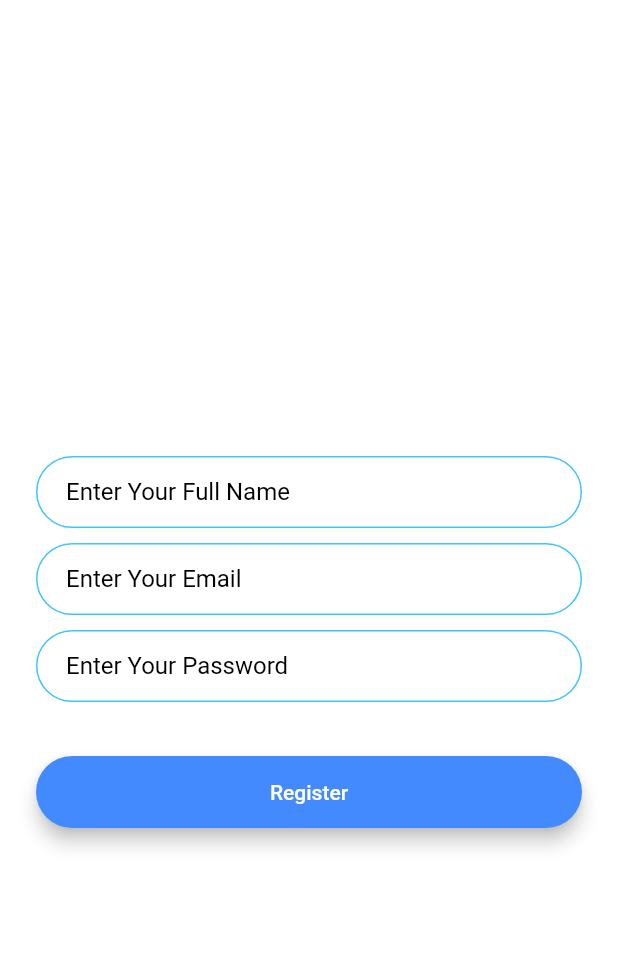
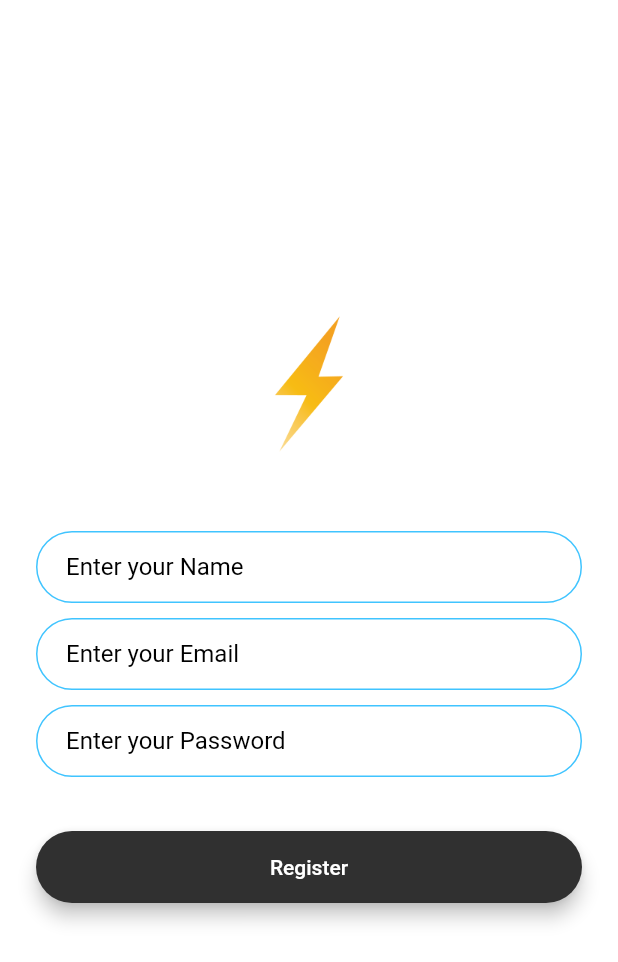
Before and after one commit to Shahabmustafa/Flash-Chat-App, a Flutter app: the screen it shows after launch, after a tap on "Register", on a phone screen of 412 x 824 dp. Shown: the top 962 px of the screen. Run offline on Flutter 3.47's test engine with Material 2 defaults, Android fonts, the phone set to English and light mode, and no system bars; our stand-ins replace animated_text_kit.

Commit message:
Some Code Refector Button and hinttype

```diff
--- a/lib/constants.dart
+++ b/lib/constants.dart
@@ -17,3 +17,25 @@ const kMessageContainerDecoration = BoxDecoration(
     top: BorderSide(color: Colors.lightBlueAccent, width: 2.0),
   ),
 );
+
+
+const kTextFieldDecoration= InputDecoration(
+  hintText: 'Enter Your Full Name',
+  hintStyle: TextStyle(
+    color: Colors.black,
+  ),
+  contentPadding: EdgeInsets.symmetric(horizontal: 20.0, vertical: 10.0),
+  border: OutlineInputBorder(
+    borderRadius: BorderRadius.all(Radius.circular(32.0)),
+  ),
+  enabledBorder: OutlineInputBorder(
+    borderSide:
+    BorderSide(color: Colors.lightBlueAccent, width: 1.0),
+    borderRadius: BorderRadius.all(Radius.circular(32.0)),
+  ),
+  focusedBorder: OutlineInputBorder(
+    borderSide:
+    BorderSide(color: Colors.lightBlueAccent, width: 2.0),
+    borderRadius: BorderRadius.all(Radius.circular(32.0)),
+  ),
+);
--- a/lib/main.dart
+++ b/lib/main.dart
@@ -5,10 +5,11 @@ import 'package:flash_chat/screen/welcome_screen.dart';
 import 'package:flash_chat/screen/chat_page.dart';
 
 void main() {
-  runApp(FlashChat());
+  runApp(const FlashChat());
 }
 
 class FlashChat extends StatelessWidget {
+  const FlashChat({Key? key}) : super(key: key);
 
   @override
   Widget build(BuildContext context) {
--- a/lib/screen/login_page.dart
+++ b/lib/screen/login_page.dart
@@ -1,3 +1,5 @@
+import 'package:flash_chat/constants.dart';
+import 'package:flash_chat/screen/rounded_button.dart';
 import 'package:flash_chat/screen/welcome_screen.dart';
 import 'package:flutter/material.dart';
 
@@ -57,26 +59,7 @@ class _LoginPageState extends State<LoginPage>with SingleTickerProviderStateMixi
               ),
               onChanged: (value){
               },
-              decoration: InputDecoration(
-                hintText: 'Enter Your Email',
-                hintStyle: TextStyle(
-                  color: Colors.black,
-                ),
-                contentPadding: EdgeInsets.symmetric(horizontal: 20.0, vertical: 10.0),
-                border: OutlineInputBorder(
-                  borderRadius: BorderRadius.all(Radius.circular(32.0)),
-                ),
-                enabledBorder: OutlineInputBorder(
-                  borderSide:
-                  BorderSide(color: Colors.lightBlueAccent, width: 1.0),
-                  borderRadius: BorderRadius.all(Radius.circular(32.0)),
-                ),
-                focusedBorder: OutlineInputBorder(
-                  borderSide:
-                  BorderSide(color: Colors.lightBlueAccent, width: 2.0),
-                  borderRadius: BorderRadius.all(Radius.circular(32.0)),
-                ),
-              ),
+              decoration: kTextFieldDecoration.copyWith(hintText: 'Enter your Email'),
             ),
             SizedBox(
               height: 10.0,
@@ -88,45 +71,17 @@ class _LoginPageState extends State<LoginPage>with SingleTickerProviderStateMixi
               ),
               onChanged: (value){
               },
-              decoration: InputDecoration(
-                hintText: 'Enter Your Password',
-                hintStyle: TextStyle(
-                  color: Colors.black,
-                ),
-                contentPadding: EdgeInsets.symmetric(horizontal: 20.0, vertical: 10.0),
-                border: OutlineInputBorder(
-                  borderRadius: BorderRadius.all(Radius.circular(32.0)),
-                ),
-                enabledBorder: OutlineInputBorder(
-                  borderSide:
-                  BorderSide(color: Colors.lightBlueAccent, width: 1.0),
-                  borderRadius: BorderRadius.all(Radius.circular(32.0)),
-                ),
-                focusedBorder: OutlineInputBorder(
-                  borderSide:
-                  BorderSide(color: Colors.lightBlueAccent, width: 2.0),
-                  borderRadius: BorderRadius.all(Radius.circular(32.0)),
-                ),
-              ),
+              decoration: kTextFieldDecoration.copyWith(hintText: 'Enter your Password')
             ),
             SizedBox(
               height: 20.0,
             ),
-            Padding(
-              padding: EdgeInsets.symmetric(vertical: 16.0),
-              child: Material(
-                elevation: 5.0,
-                color: Colors.lightBlueAccent,
-                borderRadius: BorderRadius.circular(30.0),
-                child: MaterialButton(
-                  onPressed: (){
-                    Navigator.pushNamed(context,WelcomeScreen.id);
-                  },
-                  minWidth: 200.0,
-                  height: 42.0,
-                  child: Text('Log In'),
-                ),
-              ),
+            RounderButton(
+              title: 'Login',
+              colour: Colors.blueAccent,
+              onPressed: (){
+                Navigator.pushNamed(context,WelcomeScreen.id);
+              }
             ),
           ],
         ),
--- a/lib/screen/register_page.dart
+++ b/lib/screen/register_page.dart
@@ -1,9 +1,13 @@
 import 'package:flash_chat/screen/chat_page.dart';
+import 'package:flash_chat/screen/rounded_button.dart';
 import 'package:flutter/material.dart';
+import 'package:flash_chat/constants.dart';
 
 class RegisterPage extends StatefulWidget {
 
   static const String id = "register_page";
+
+  const RegisterPage({Key? key}) : super(key: key);
 
   @override
   State<RegisterPage> createState() => _RegisterPageState();
@@ -17,11 +21,11 @@ class _RegisterPageState extends State<RegisterPage> with SingleTickerProviderSt
     // TODO: implement initState
     super.initState();
     controller = AnimationController(
-      duration: Duration(seconds: 1),
+      duration: const Duration(seconds: 1),
       vsync: this,
       upperBound: 100,
     );
-    controller.reverse();
+    controller.forward();
     controller.addListener(() {
       setState(() {
 
@@ -34,128 +38,63 @@ class _RegisterPageState extends State<RegisterPage> with SingleTickerProviderSt
     return Scaffold(
       backgroundColor: Colors.white,
       body: Padding(
-        padding: EdgeInsets.symmetric(horizontal: 24.0),
+        padding: const EdgeInsets.symmetric(horizontal: 24.0),
         child: Column(
           mainAxisAlignment: MainAxisAlignment.center,
           crossAxisAlignment: CrossAxisAlignment.stretch,
           children: <Widget>[
             Hero(
               tag: "logo",
-              child: Container(
+              child: SizedBox(
                 height: controller.value,
                 child: Image.asset('images/logo.png'),
               ),
             ),
-            SizedBox(
+
+            const SizedBox(
               height: 48.0,
             ),
             TextField(
-              style: TextStyle(
+              style: const TextStyle(
                 color: Colors.black,
               ),
               onChanged: (value){
               },
-              decoration: InputDecoration(
-                hintText: 'Enter Your Full Name',
-                hintStyle: TextStyle(
-                  color: Colors.black,
-                ),
-                contentPadding: EdgeInsets.symmetric(horizontal: 20.0, vertical: 10.0),
-                border: OutlineInputBorder(
-                  borderRadius: BorderRadius.all(Radius.circular(32.0)),
-                ),
-                enabledBorder: OutlineInputBorder(
-                  borderSide:
-                  BorderSide(color: Colors.lightBlueAccent, width: 1.0),
-                  borderRadius: BorderRadius.all(Radius.circular(32.0)),
-                ),
-                focusedBorder: OutlineInputBorder(
-                  borderSide:
-                  BorderSide(color: Colors.lightBlueAccent, width: 2.0),
-                  borderRadius: BorderRadius.all(Radius.circular(32.0)),
-                ),
-              ),
+              decoration: kTextFieldDecoration.copyWith(hintText: 'Enter your Name'),
             ),
-            SizedBox(
+            const SizedBox(
               height: 10.0,
             ),
             // Email TextField
             TextField(
-              style: TextStyle(
+              style: const TextStyle(
                 color: Colors.black,
               ),
               onChanged: (value){
               },
-              decoration: InputDecoration(
-                hintText: 'Enter Your Email',
-                hintStyle: TextStyle(
-                  color: Colors.black,
-                ),
-                contentPadding: EdgeInsets.symmetric(horizontal: 20.0, vertical: 10.0),
-                border: OutlineInputBorder(
-                  borderRadius: BorderRadius.all(Radius.circular(32.0)),
-                ),
-                enabledBorder: OutlineInputBorder(
-                  borderSide:
-                  BorderSide(color: Colors.lightBlueAccent, width: 1.0),
-                  borderRadius: BorderRadius.all(Radius.circular(32.0)),
-                ),
-                focusedBorder: OutlineInputBorder(
-                  borderSide:
-                  BorderSide(color: Colors.lightBlueAccent, width: 2.0),
-                  borderRadius: BorderRadius.all(Radius.circular(32.0)),
-                ),
-              ),
+              decoration: kTextFieldDecoration.copyWith(hintText: 'Enter your Email'),
             ),
-            SizedBox(
+            const SizedBox(
               height: 10.0,
             ),
             // Password TextField
             TextField(
-              style: TextStyle(
+              style: const TextStyle(
                 color: Colors.black,
               ),
               onChanged: (value){
               },
-              decoration: InputDecoration(
-                hintText: 'Enter Your Password',
-                hintStyle: TextStyle(
-                  color: Colors.black,
-                ),
-                contentPadding: EdgeInsets.symmetric(horizontal: 20.0, vertical: 10.0),
-                border: OutlineInputBorder(
-                  borderRadius: BorderRadius.all(Radius.circular(32.0)),
-                ),
-                enabledBorder: OutlineInputBorder(
-                  borderSide:
-                  BorderSide(color: Colors.lightBlueAccent, width: 1.0),
-                  borderRadius: BorderRadius.all(Radius.circular(32.0)),
-                ),
-                focusedBorder: OutlineInputBorder(
-                  borderSide:
-                  BorderSide(color: Colors.lightBlueAccent, width: 2.0),
-                  borderRadius: BorderRadius.all(Radius.circular(32.0)),
-                ),
-              ),
+              decoration: kTextFieldDecoration.copyWith(hintText: 'Enter your Password'),
             ),
-            SizedBox(
+            const SizedBox(
               height: 20.0,
             ),
-            Padding(
-              padding: EdgeInsets.symmetric(vertical: 16.0),
-              child: Material(
-                elevation: 5.0,
-                color: Colors.blueAccent,
-                borderRadius: BorderRadius.circular(30.0),
-                child: MaterialButton(
-                  onPressed: (){
-                    Navigator.pushNamed(context,ChatPage.id);
-                  },
-                  minWidth: 200.0,
-                  height: 42.0,
-                  child: Text('Register'),
-                ),
-              ),
+            RounderButton(
+              title: "Register",
+              colour: Colors.blueAccent[900],
+              onPressed: (){
+                Navigator.pushNamed(context,ChatPage.id);
+              },
             ),
           ],
         ),
--- /dev/null
+++ b/lib/screen/rounded_button.dart
@@ -0,0 +1,31 @@
+import 'package:flutter/material.dart';
+
+
+class RounderButton extends StatelessWidget {
+
+  // ignore: use_key_in_widget_constructors
+  const RounderButton({this.title,this.colour,required this.onPressed});
+
+  final String? title;
+  final void Function() onPressed;
+  final Color? colour;
+
+  @override
+  Widget build(BuildContext context) {
+    return Padding(
+      padding: const EdgeInsets.symmetric(vertical: 16.0),
+      child: Material(
+        elevation: 5.0,
+        color: colour,
+        borderRadius: BorderRadius.circular(30.0),
+        child: MaterialButton(
+          onPressed: onPressed,
+          minWidth: 200.0,
+          height: 42.0,
+          child: Text(title!,
+          ),
+        ),
+      ),
+    );
+  }
+}
--- a/lib/screen/welcome_screen.dart
+++ b/lib/screen/welcome_screen.dart
@@ -2,8 +2,10 @@ import 'package:flash_chat/screen/login_page.dart';
 import 'package:flash_chat/screen/register_page.dart';
 import 'package:flutter/material.dart';
 import 'package:animated_text_kit/animated_text_kit.dart';
+import 'package:flash_chat/screen/rounded_button.dart';
 
 class WelcomeScreen extends StatefulWidget {
+  WelcomeScreen({Key? key}) : super(key: key);
 
  static const String id = "welcome_screen";
 
@@ -20,7 +22,7 @@ class _WelcomeScreenState extends State<WelcomeScreen> with SingleTickerProvider
     // TODO: implement initState
     super.initState();
     controller = AnimationController(
-      duration: Duration(seconds: 1),
+      duration: const Duration(seconds: 1),
       vsync: this,
       upperBound: 100,
     );
@@ -45,56 +47,38 @@ class _WelcomeScreenState extends State<WelcomeScreen> with SingleTickerProvider
               children: <Widget>[
                 Hero(
                   tag: "logo",
-                  child: Container(
+                  child: SizedBox(
+                    height: controller.value,
                     child: Image.asset('images/logo.png'),
-                    height: controller.value,
                   ),
                 ),
                     TypewriterAnimatedTextKit(
-                      text: ['Flash Chat'],
-                        speed: Duration(milliseconds: 250),
-                      textStyle: TextStyle(
+                      text: const ['Flash Chat'],
+                        speed: const Duration(milliseconds: 250),
+                      textStyle: const TextStyle(
                                   fontSize: 40.0,
                                   fontWeight: FontWeight.w900,
                                   color: Colors.black
                                 ),
                 ),
-                SizedBox(
+                const SizedBox(
                   height: 48.0,
                 ),
               ],
             ),
-            Padding(
-              padding: EdgeInsets.symmetric(vertical: 16.0),
-              child: Material(
-                elevation: 5.0,
-                color: Colors.lightBlueAccent,
-                borderRadius: BorderRadius.circular(30.0),
-                child: MaterialButton(
+            RounderButton(
+              title: 'Login',
+              colour: Colors.blueAccent,
               onPressed: (){
                 Navigator.pushNamed(context,LoginPage.id);
               },
-                  minWidth: 200.0,
-                  height: 42.0,
-                  child: Text('Log In'),
             ),
-              ),
-            ),
-            Padding(
-              padding: EdgeInsets.symmetric(vertical: 16.0),
-              child: Material(
-                elevation: 5.0,
-                color: Colors.blueAccent,
-                borderRadius: BorderRadius.circular(30.0),
-                child: MaterialButton(
+            RounderButton(
+              title: 'Register',
+              colour: Colors.blueAccent[900],
               onPressed: (){
                 Navigator.pushNamed(context,RegisterPage.id);
               },
-                  minWidth: 200.0,
-                  height: 42.0,
-                  child: Text('Register'),
-                ),
-              ),
             ),
           ],
         ),
```
Lines whose indentation alone changed are shown as unchanged.
